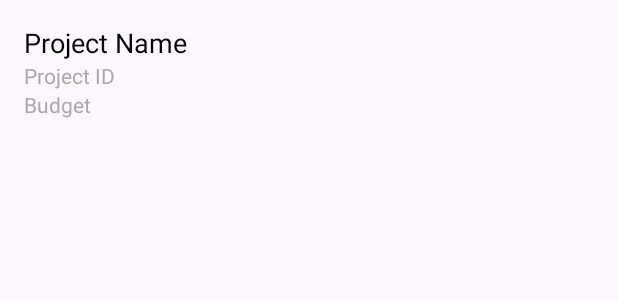
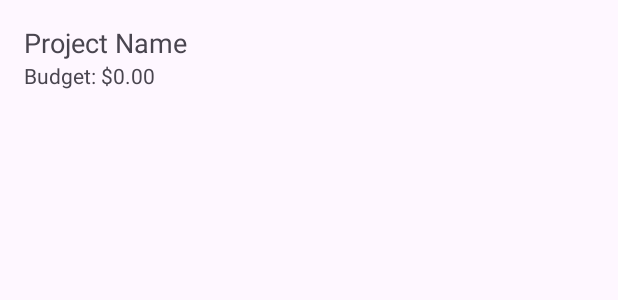
Before and after one commit to CollinsLagat1901/Sanpa, an Android app: the layout project_item.xml on its own in the app's theme, with its tools: preview values and no code run, on a phone screen of 412 x 824 dp. Shown: the top 300 px of the screen. Run offline under Robolectric (Android 15) with nearby library versions, the phone set to English and light mode, and no system bars.

Commit message:
Fourth Commit

```diff
--- a/app/src/main/res/layout/activity_admin.xml
+++ b/app/src/main/res/layout/activity_admin.xml
@@ -118,7 +118,7 @@
                 android:layout_height="wrap_content"
                 android:paddingStart="16dp"
                 android:paddingEnd="16dp"
-                tools:listitem="@layout/item_project" />
+                tools:listitem="@layout/project_item" />
 
         </LinearLayout>
     </ScrollView>
--- a/app/src/main/res/layout/project_item.xml
+++ b/app/src/main/res/layout/project_item.xml
@@ -1,30 +1,27 @@
 <?xml version="1.0" encoding="utf-8"?>
-<LinearLayout xmlns:android="http://schemas.android.com/apk/res/android"
+<androidx.constraintlayout.widget.ConstraintLayout xmlns:android="http://schemas.android.com/apk/res/android"
+    xmlns:app="http://schemas.android.com/apk/res-auto"
     android:layout_width="match_parent"
     android:layout_height="wrap_content"
-    android:orientation="vertical"
     android:padding="16dp">
 
     <TextView
-        android:id="@+id/projectNameTv"
-        android:layout_width="wrap_content"
+        android:id="@+id/projectName"
+        android:layout_width="0dp"
         android:layout_height="wrap_content"
         android:text="Project Name"
         android:textSize="18sp"
-        android:textColor="@android:color/black"/>
+        app:layout_constraintEnd_toEndOf="parent"
+        app:layout_constraintStart_toStartOf="parent"
+        app:layout_constraintTop_toTopOf="parent" />
 
     <TextView
-        android:id="@+id/projectIdTv"
-        android:layout_width="wrap_content"
+        android:id="@+id/projectBudget"
+        android:layout_width="0dp"
         android:layout_height="wrap_content"
-        android:text="Project ID"
-        android:textColor="@android:color/darker_gray"/>
+        android:text="Budget: $0.00"
+        app:layout_constraintEnd_toEndOf="parent"
+        app:layout_constraintStart_toStartOf="parent"
+        app:layout_constraintTop_toBottomOf="@id/projectName" />
 
-    <TextView
-        android:id="@+id/projectBudgetTv"
-        android:layout_width="wrap_content"
-        android:layout_height="wrap_content"
-        android:text="Budget"
-        android:textColor="@android:color/darker_gray"/>
-
-</LinearLayout>
+</androidx.constraintlayout.widget.ConstraintLayout>
```
Also changed, not shown: app/src/main/java/com/example/myapplication/AdminActivity.kt (+16 -4 lines), app/src/main/java/com/example/myapplication/Data Class.kt (deleted, +0 -7 lines), app/src/main/java/com/example/myapplication/Project.kt (added, +10 -0 lines), app/src/main/java/com/example/myapplication/ProjectAdapter.kt (+13 -12 lines), app/src/main/java/com/example/myapplication/ProjectAdd.kt (+19 -36 lines).
